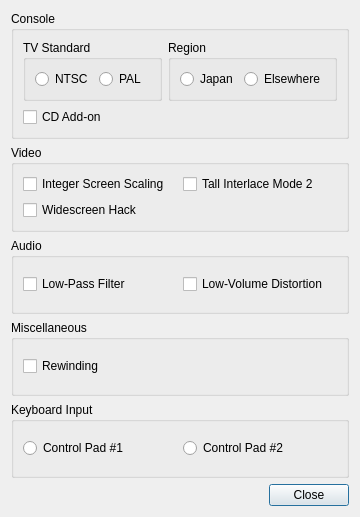
The window that qt/dialogs/options.ui (Clownacy/clownmdemu-frontend) describes before a commit, drawn with Qt 5.
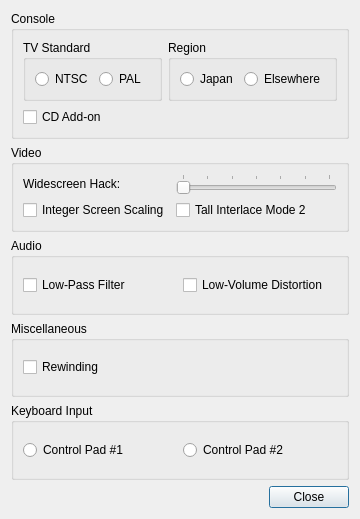
The same window after the commit.

Commit message: Make widescreen hack configurable.

```diff
--- a/qt/dialogs/options.ui
+++ b/qt/dialogs/options.ui
@@ -7,7 +7,7 @@
     <x>0</x>
     <y>0</y>
     <width>360</width>
-    <height>517</height>
+    <height>519</height>
    </rect>
   </property>
   <property name="windowTitle">
@@ -103,27 +103,7 @@
       <string>Video</string>
      </property>
      <layout class="QGridLayout" name="gridLayout">
-      <item row="1" column="0">
-       <widget class="QCheckBox" name="widescreenHack">
-        <property name="toolTip">
-         <string>&lt;html&gt;&lt;head/&gt;&lt;body&gt;&lt;p&gt;Widens the display.&lt;/p&gt;&lt;p&gt;Works well with some games, badly with others.&lt;/p&gt;&lt;/body&gt;&lt;/html&gt;</string>
-        </property>
-        <property name="text">
-         <string>Widescreen Hack</string>
-        </property>
-       </widget>
-      </item>
-      <item row="0" column="0">
-       <widget class="QCheckBox" name="integerScreenScaling">
-        <property name="toolTip">
-         <string>&lt;html&gt;&lt;head/&gt;&lt;body&gt;&lt;p&gt;Preserves pixel aspect ratio, avoiding non-square pixels.&lt;/p&gt;&lt;/body&gt;&lt;/html&gt;</string>
-        </property>
-        <property name="text">
-         <string>Integer Screen Scaling</string>
-        </property>
-       </widget>
-      </item>
-      <item row="0" column="1">
+      <item row="1" column="2">
        <widget class="QCheckBox" name="tallInterlaceMode2">
         <property name="toolTip">
          <string>&lt;html&gt;&lt;head/&gt;&lt;body&gt;&lt;p&gt;Makes games that use Interlace Mode 2 for split-screen not appear squashed.&lt;/p&gt;&lt;/body&gt;&lt;/html&gt;</string>
@@ -133,6 +113,48 @@
         </property>
        </widget>
       </item>
+      <item row="1" column="1">
+       <widget class="QCheckBox" name="integerScreenScaling">
+        <property name="toolTip">
+         <string>&lt;html&gt;&lt;head/&gt;&lt;body&gt;&lt;p&gt;Preserves pixel aspect ratio, avoiding non-square pixels.&lt;/p&gt;&lt;/body&gt;&lt;/html&gt;</string>
+        </property>
+        <property name="text">
+         <string>Integer Screen Scaling</string>
+        </property>
+       </widget>
+      </item>
+      <item row="0" column="1">
+       <widget class="QLabel" name="widescreenLabel">
+        <property name="text">
+         <string>Widescreen Hack:</string>
+        </property>
+       </widget>
+      </item>
+      <item row="0" column="2">
+       <widget class="QSlider" name="widescreenSlider">
+        <property name="toolTip">
+         <string>&lt;html&gt;&lt;head/&gt;&lt;body&gt;&lt;p&gt;Widens the display.&lt;/p&gt;&lt;p&gt;Works well with some games, badly with others.&lt;/p&gt;&lt;/body&gt;&lt;/html&gt;</string>
+        </property>
+        <property name="maximum">
+         <number>6</number>
+        </property>
+        <property name="singleStep">
+         <number>1</number>
+        </property>
+        <property name="pageStep">
+         <number>2</number>
+        </property>
+        <property name="orientation">
+         <enum>Qt::Orientation::Horizontal</enum>
+        </property>
+        <property name="tickPosition">
+         <enum>QSlider::TickPosition::TicksAbove</enum>
+        </property>
+        <property name="tickInterval">
+         <number>1</number>
+        </property>
+       </widget>
+      </item>
      </layout>
     </widget>
    </item>
```
Left out of the diff: 3 changed lines with no effect on the pictures. The commit also changes 8 other files.
